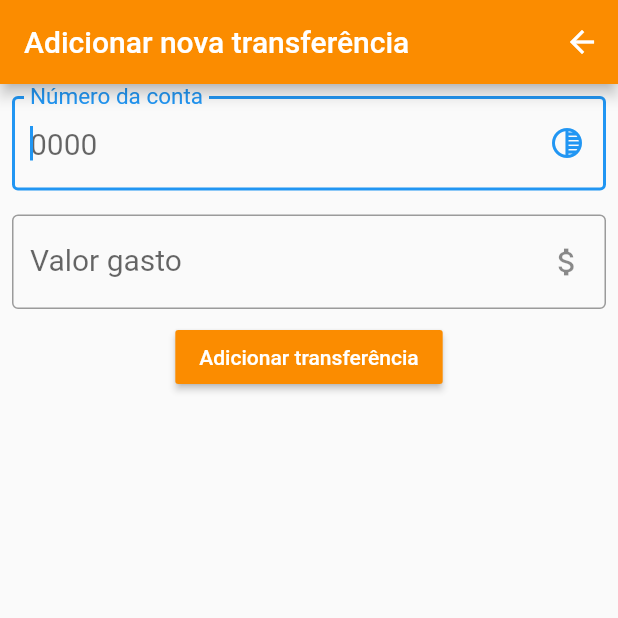
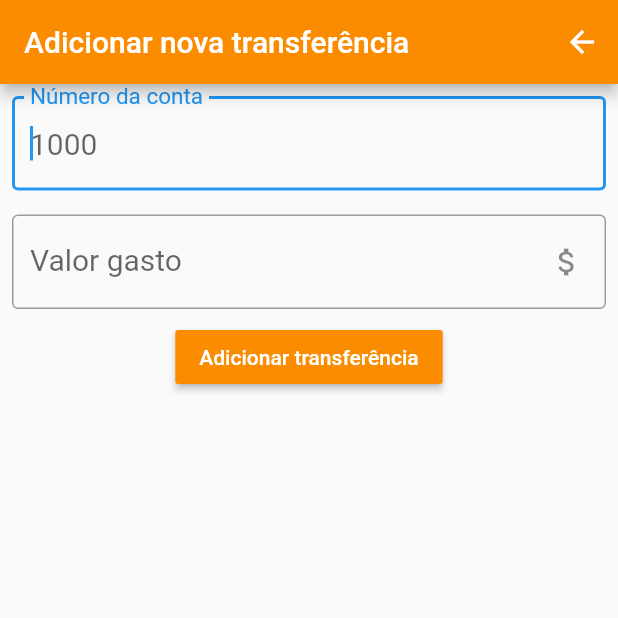
Before and after one commit to rmeira/RMByteBank, a Flutter app: the screen it shows after launch, on a phone screen of 412 x 824 dp, the top half of it. Run offline on Flutter 3.47's test engine with Material 2 defaults, Android fonts, the phone set to English and light mode, and no system bars.

Commit message:
better component for tranferfield

```diff
--- a/lib/main.dart
+++ b/lib/main.dart
@@ -24,48 +24,17 @@ class TransferForm extends StatelessWidget {
       body: Container(
         child: Column(
           children: <Widget>[
-            Padding(
-              padding: EdgeInsets.all(8),
-              child: TextField(
-                controller: _account,
-                style: TextStyle(
-                  fontSize: 20,
-                ),
-                decoration: InputDecoration(
-                  suffixIcon: Padding(
-                    padding: const EdgeInsetsDirectional.only(end: 4.0),
-                    child:
-                        Icon(Icons.tonality), // myIcon is a 48px-wide widget.
-                  ),
-                  labelText: "Número da conta",
-                  hintText: '0000',
-                  border: OutlineInputBorder(),
-                  fillColor: Colors.orange[600],
-                ),
-                autofocus: true,
-                keyboardType: TextInputType.number,
-              ),
+            TransferFormField(
+              controller: _account,
+              label: 'Número da conta',
+              hint: '1000',
+              autofocus: true,
             ),
-            Padding(
-              padding: EdgeInsets.all(8),
-              child: TextField(
-                controller: _value,
-                style: TextStyle(
-                  fontSize: 20,
-                ),
-                decoration: InputDecoration(
-                  suffixIcon: Padding(
-                    padding: const EdgeInsetsDirectional.only(end: 4.0),
-                    child: Icon(
-                        Icons.attach_money), // myIcon is a 48px-wide widget.
-                  ),
-                  labelText: "Valor gasto",
-                  hintText: '120.00',
-                  border: OutlineInputBorder(),
-                ),
-                autofocus: true,
-                keyboardType: TextInputType.number,
-              ),
+            TransferFormField(
+              controller: _value,
+              label: 'Valor gasto',
+              hint: '120.00',
+              icon: Icons.attach_money,
             ),
             RaisedButton(
               color: Colors.orange[600],
@@ -87,6 +56,46 @@ class TransferForm extends StatelessWidget {
         actions: <Widget>[BackButton()],
         title: const Text('Adicionar nova transferência'),
         backgroundColor: Colors.orange[600],
+      ),
+    );
+  }
+}
+
+class TransferFormField extends StatelessWidget {
+  final TextEditingController controller;
+  final String label;
+  final String hint;
+  final bool autofocus;
+  final IconData icon;
+
+  TransferFormField({
+    this.controller,
+    this.label,
+    this.hint,
+    this.autofocus = false,
+    this.icon,
+  });
+
+  @override
+  Widget build(BuildContext context) {
+    return Padding(
+      padding: EdgeInsets.all(8),
+      child: TextField(
+        controller: controller,
+        style: TextStyle(
+          fontSize: 20,
+        ),
+        decoration: InputDecoration(
+          suffixIcon: Padding(
+            padding: const EdgeInsetsDirectional.only(end: 4.0),
+            child: Icon(icon), // myIcon is a 48px-wide widget.
+          ),
+          labelText: label,
+          hintText: hint,
+          border: OutlineInputBorder(),
+        ),
+        autofocus: autofocus,
+        keyboardType: TextInputType.number,
       ),
     );
   }
```
